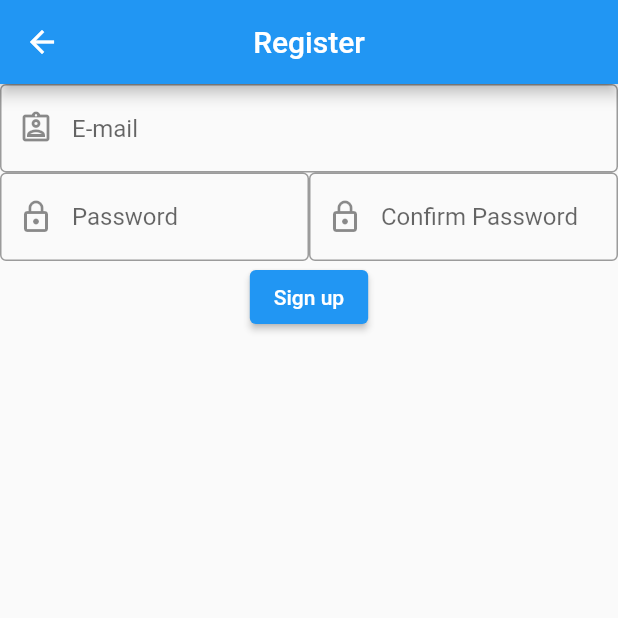
After one commit to wsadev01/TaskAdmin, a Flutter app: the RegisterView screen opened by its route, after a tap on "Sign up", on a phone screen of 412 x 824 dp, the top half of it. The commit adds this screen. Run offline on Flutter 3.47's test engine with Material 2 defaults, Android fonts, the phone set to English and light mode, and no system bars; our stand-ins replace firebase_auth, firebase_core, get; accounts and stored records are empty; network calls fail.

Commit message:
Added register and login

```diff
--- /dev/null
+++ b/database.rules.json
@@ -0,0 +1,7 @@
+{
+  /* Visit https://firebase.google.com/docs/database/security to learn more about security rules. */
+  "rules": {
+    ".read": false,
+    ".write": false
+  }
+}
--- /dev/null
+++ b/lib/controllers/auth_controller.dart
@@ -0,0 +1,45 @@
+import 'dart:developer';
+
+import 'package:firebase_auth/firebase_auth.dart';
+import 'package:get/get.dart';
+
+class AuthController extends GetxController {
+  final FirebaseAuth _auth = FirebaseAuth.instance;
+  final Rx<User?> _firebaseUser = Rx<User?>(null);
+
+  String get user => _firebaseUser.value?.email ?? "";
+
+  @override
+  onInit() {
+    _firebaseUser.bindStream(_auth.authStateChanges());
+  }
+
+  signIn(String email, String password){
+    try{
+      Future<UserCredential> userCredential = _auth.signInWithEmailAndPassword(
+          email: email, password: password);
+    } catch(e) {
+      print("[!] An exception occurred on file auth_controller.dart:17. ");
+      e.printError();
+    }
+  }
+
+  signUp(String email, String password) {
+    try {
+      Future<UserCredential> userCredential = _auth
+          .createUserWithEmailAndPassword(email: email, password: password);
+    } on FirebaseAuthException catch (e) {
+      print("[!!] asusenas");
+      if (e.code == 'weak-password') {
+        print('[+] The password provided is too weak.');
+      } else if (e.code == 'email-already-in-use') {
+        print('[!] The account already exists for that email.');
+      } else if (e.code == 'email-invalid') {
+        print('[!] Invalid e-mail format.');
+      }
+    } catch (e) {
+      print("[!] An exception occurred on file auth_controller.dart:17. ");
+      //e.printError();
+    }
+  }
+}
--- /dev/null
+++ b/lib/controllers/bindings/auth_binding.dart
@@ -0,0 +1,10 @@
+import 'package:get/get.dart';
+import 'package:task_admin/controllers/auth_controller.dart';
+
+class AuthBinding extends Bindings {
+  @override
+  void dependencies() {
+    Get.lazyPut<AuthController>(() => AuthController());
+  }
+
+}
--- a/lib/main.dart
+++ b/lib/main.dart
@@ -1,20 +1,22 @@
 import 'package:flutter/material.dart';
 import 'package:get/get.dart';
+import 'package:firebase_core/firebase_core.dart';
+import 'firebase_options.dart';
 
-
+import 'register/register_view.dart';
 import 'login/login_view.dart';
-import 'package:firebase_core/firebase_core.dart';
-import 'package:firebase_auth/firebase_auth.dart';
-import 'package:cloud_firestore/cloud_firestore.dart';
 
 Future<void> main() async{
   WidgetsFlutterBinding.ensureInitialized();
-  await Firebase.initializeApp();
+  await Firebase.initializeApp(
+    options: DefaultFirebaseOptions.currentPlatform
+  );
   return runApp(
       GetMaterialApp(
           initialRoute: TaskAdmin.pageName,
           getPages: [
             GetPage(name: LoginView.pageName, page: () => LoginView()),
+            GetPage(name: RegisterView.pageName, page: () => RegisterView()),
           ],
           home: TaskAdmin()));
 }
@@ -23,7 +25,6 @@ class TaskAdmin extends StatelessWidget {
   TaskAdmin({Key? key}) : super(key: key);
 
   static const pageName = "/";
-  final RxBool _continueTo = RxBool(false);
 
   @override
   Widget build(BuildContext context) {
@@ -39,9 +40,9 @@ class TaskAdmin extends StatelessWidget {
             ElevatedButton(
                 onPressed: (() => Get.toNamed(LoginView.pageName)),
                 child: const Text("Sign in")),
-            // ElevatedButton(
-            //     onPressed: (() => Get.toNamed(RegisterView.pageName)),
-            //     child: const Text("Sign up"))
+            ElevatedButton(
+                onPressed: (() => Get.toNamed(RegisterView.pageName)),
+                child: const Text("Sign up"))
           ],
         ),
       ),
--- /dev/null
+++ b/lib/register/register_controller.dart
@@ -0,0 +1,55 @@
+import 'package:get/get.dart';
+
+class FormController extends GetxController {
+  @override
+  void onInit() {
+    super.onInit();
+    debounce(_email, validateEmail, time: const Duration(milliseconds: 500));
+    debounce(_password, validatePassword, time: const Duration(milliseconds: 500));
+    debounce(_confirmPassword, validatePassword, time: const Duration(milliseconds: 500));
+  }
+  final RxString _email = RxString("");
+  final RxString _password = RxString("");
+  final RxString _confirmPassword = RxString("");
+
+  final RxnString _emailErrorText = RxnString(null);
+  final RxnString _passwordErrorText = RxnString(null);
+
+  String get email => _email.value;
+  set email(String value) => _email.value = value;
+
+  String get password => _password.value;
+  set password(String value) => _password.value = value;
+  String get confirmPassword => _confirmPassword.value;
+  set confirmPassword(String value) => _confirmPassword.value = value;
+
+  String? get emailErrorText => _emailErrorText.value;
+  set emailErrorText(String? value) => _emailErrorText.value = value;
+  String? get passwordErrorText => _passwordErrorText.value;
+  set passwordErrorText(String? value) => _passwordErrorText.value = value;
+
+  void validateEmail(String value) {
+    if (!GetUtils.isEmail(value)) {
+      emailErrorText = "Invalid email format";
+    } else if (value.isEmpty) {
+      emailErrorText = "Email can not be empty";
+    } else {
+      emailErrorText = null;
+    }
+    return;
+  }
+
+  validatePassword(String value) {
+    if (value.isEmpty) {
+      passwordErrorText = "Password can not be empty";
+    } else if(value.length < 8) {
+      passwordErrorText = "Password can not contain less than eight characters";
+    } else if(confirmPassword != password) {
+      passwordErrorText = "Passwords do not match";
+    } else {
+      passwordErrorText = null;
+    }
+    return;
+  }
+
+}
--- /dev/null
+++ b/lib/register/register_view.dart
@@ -0,0 +1,72 @@
+import 'dart:developer';
+
+import 'package:flutter/material.dart';
+import 'package:get/get.dart';
+import 'package:task_admin/register/register_controller.dart';
+import 'package:firebase_auth/firebase_auth.dart';
+
+import '../controllers/auth_controller.dart';
+
+class RegisterView extends GetWidget<AuthController> {
+  RegisterView({Key? key}) : super(key: key);
+  static const pageName = "/register";
+  //final GlobalKey<FormState> _formKey = GlobalKey<FormState>();
+  final FormController ctrler = Get.put(FormController());
+  final AuthController authCtrler = AuthController();
+  @override
+
+  @override
+  Widget build(BuildContext context) {
+    return Obx(
+        () => Scaffold(
+        appBar: AppBar(
+          title: const Text('Register'),
+          centerTitle: true,
+        ),
+        body: Column(
+          children: [
+            TextFormField(
+              onChanged: (String value) => ctrler.email = value,
+              decoration: InputDecoration(
+                border: const OutlineInputBorder(),
+                prefixIcon: const Icon(Icons.assignment_ind_outlined),
+                hintText: "E-mail",
+                errorText: ctrler.emailErrorText),
+            ),
+            Row(
+              children: [
+                Expanded(
+                  child: TextFormField(
+                    onChanged: (String value) => ctrler.password = value,
+                    obscureText: true,
+                    decoration: InputDecoration(
+                      border: const OutlineInputBorder(),
+                      prefixIcon: const Icon(Icons.lock_outline),
+                      hintText: "Password",
+                      errorText: ctrler.passwordErrorText)),
+                ),
+                Expanded(
+                  child: TextFormField(
+                    onChanged: (String value) => ctrler.confirmPassword = value,
+                    obscureText: true,
+                    decoration: InputDecoration(
+                      border: const OutlineInputBorder(),
+                      prefixIcon: const Icon(Icons.lock_outline),
+                      hintText: "Confirm Password",
+                      errorText: null)),
+                ),
+              ]
+            ),
+            ElevatedButton(
+              onPressed: () {
+                print(ctrler.password);
+                print(ctrler.email);
+                  authCtrler.signUp(ctrler.email, ctrler.password);
+                },
+                child: const Text("Sign up"))
+          ]
+        ),
+      )
+    );
+  }
+}
```
Also changed, not shown: lib/firebase_options.dart (added).
